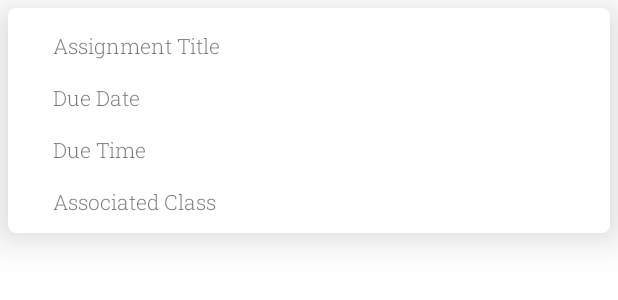
After one commit to ko04/Burdells-Scheduler, an Android app: the layout list_assignments.xml on its own in the app's theme, with its tools: preview values and no code run, on a phone screen of 412 x 824 dp. The commit adds this screen. Shown: the top 300 px of the screen. Run offline under Robolectric (Android 15) with nearby library versions, the phone set to English and light mode, and no system bars; Roboto replaces fonts that are not available here.

Commit message:
Add files via upload

```diff
--- /dev/null
+++ b/app/src/main/res/layout/list_assignments.xml
@@ -0,0 +1,76 @@
+<?xml version="1.0" encoding="utf-8"?>
+<androidx.cardview.widget.CardView xmlns:android="http://schemas.android.com/apk/res/android"
+    xmlns:app="http://schemas.android.com/apk/res-auto"
+    xmlns:tools="http://schemas.android.com/tools"
+    android:layout_width="match_parent"
+    android:layout_height="150dp"
+    android:layout_margin="5dp"
+    app:cardCornerRadius="5dp"
+    app:cardElevation="15dp">
+
+    <androidx.constraintlayout.widget.ConstraintLayout
+        android:layout_width="match_parent"
+        android:layout_height="match_parent">
+
+        <TextView
+            android:id="@+id/textViewA"
+            android:layout_width="wrap_content"
+            android:layout_height="wrap_content"
+            android:layout_marginStart="30dp"
+            android:layout_marginTop="15dp"
+            android:layout_marginEnd="29dp"
+            android:fontFamily="@font/roboto_slab_light"
+            android:text="Assignment Title"
+            app:layout_constraintEnd_toEndOf="parent"
+            app:layout_constraintHorizontal_bias="0.0"
+            app:layout_constraintStart_toStartOf="parent"
+            app:layout_constraintTop_toTopOf="parent" />
+
+        <TextView
+            android:id="@+id/textViewA2"
+            android:layout_width="wrap_content"
+            android:layout_height="wrap_content"
+            android:layout_marginStart="30dp"
+            android:layout_marginTop="15dp"
+            android:layout_marginEnd="29dp"
+            android:fontFamily="@font/roboto_slab_light"
+            android:text="Due Date"
+            app:layout_constraintEnd_toEndOf="parent"
+            app:layout_constraintHorizontal_bias="0.0"
+            app:layout_constraintStart_toStartOf="parent"
+            app:layout_constraintTop_toBottomOf="@+id/textViewA" />
+
+        <TextView
+            android:id="@+id/textViewA3"
+            android:layout_width="wrap_content"
+            android:layout_height="wrap_content"
+            android:layout_marginStart="30dp"
+            android:layout_marginTop="15dp"
+            android:layout_marginEnd="29dp"
+            android:fontFamily="@font/roboto_slab_light"
+            android:text="Due Time"
+            app:layout_constraintEnd_toEndOf="parent"
+            app:layout_constraintHorizontal_bias="0.0"
+            app:layout_constraintStart_toStartOf="parent"
+            app:layout_constraintTop_toBottomOf="@+id/textViewA2" />
+        <TextView
+            android:id="@+id/textViewA4"
+            android:layout_width="wrap_content"
+            android:layout_height="wrap_content"
+            android:layout_marginStart="30dp"
+            android:layout_marginTop="15dp"
+            android:layout_marginEnd="29dp"
+            android:fontFamily="@font/roboto_slab_light"
+            android:text="Associated Class"
+            app:layout_constraintEnd_toEndOf="parent"
+            app:layout_constraintHorizontal_bias="0.0"
+            app:layout_constraintStart_toStartOf="parent"
+            app:layout_constraintTop_toBottomOf="@+id/textViewA3" />
+
+
+
+
+
+
+    </androidx.constraintlayout.widget.ConstraintLayout>
+</androidx.cardview.widget.CardView>
```
Also changed, not shown: app/src/main/res/layout/date_picker.xml (added, +13 -0 lines), app/src/main/res/layout/fragment_myassignments.xml (+54 -7 lines).
